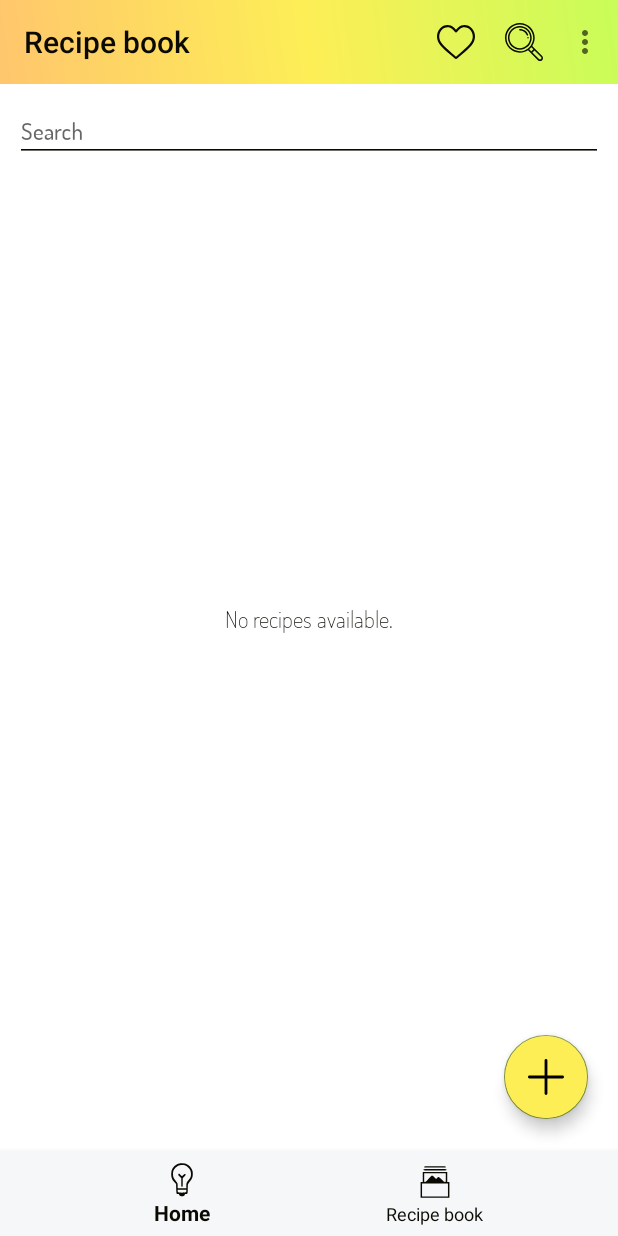
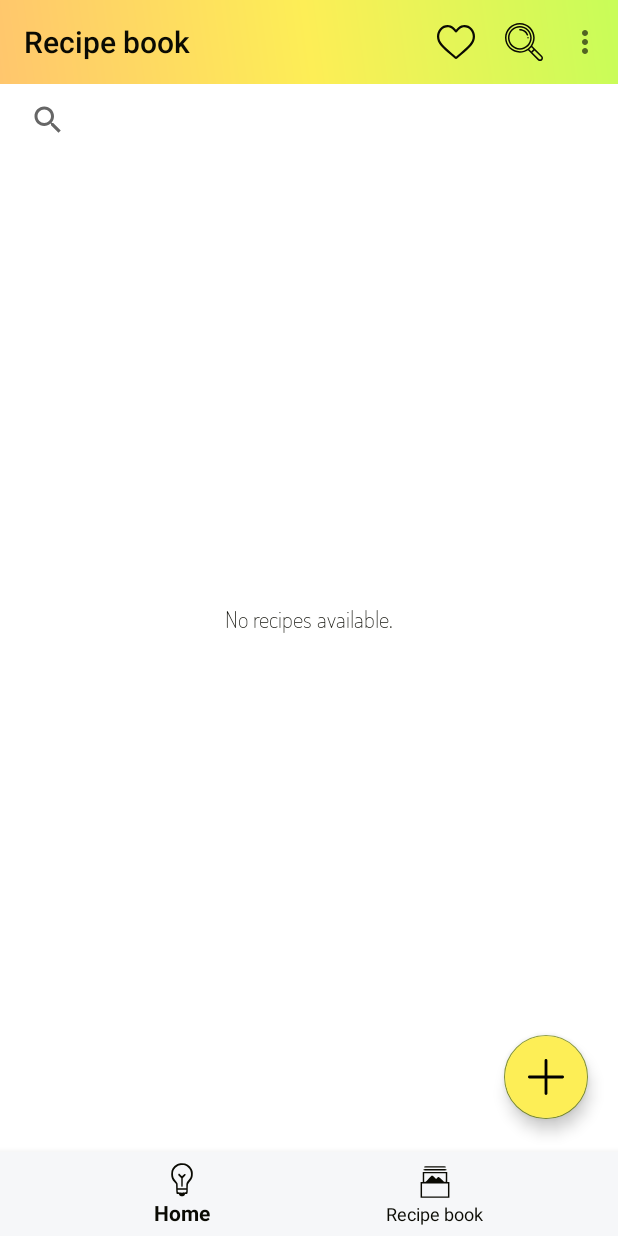
Before and after one commit to vaidadry/foodMood, an Android app: the RecipeListFragment screen opened through its navigation route, after a tap on an icon or button, on a phone screen of 412 x 824 dp. Run offline under Robolectric (Android 15) with nearby library versions, the phone set to English and light mode, and no system bars; our stand-ins replace Room's generated code, navigation-ui.

Commit message:
search Filterable(need to move to viewmodel from adapter\)

```diff
--- a/app/src/main/java/vaida/dryzaite/foodmood/ui/recipeList/RecipeListFragment.kt
+++ b/app/src/main/java/vaida/dryzaite/foodmood/ui/recipeList/RecipeListFragment.kt
@@ -1,38 +1,27 @@
 package vaida.dryzaite.foodmood.ui.recipeList
 
-import android.annotation.SuppressLint
 import android.os.Bundle
 import android.util.Log
 import android.view.*
 import androidx.appcompat.app.AppCompatActivity
+import androidx.appcompat.widget.SearchView
 import androidx.fragment.app.Fragment
 import androidx.lifecycle.Observer
 import androidx.lifecycle.ViewModelProvider
 import androidx.navigation.fragment.findNavController
-import androidx.recyclerview.widget.DiffUtil
 import androidx.recyclerview.widget.ItemTouchHelper
 import androidx.recyclerview.widget.LinearLayoutManager
-import com.jakewharton.rxbinding2.widget.textChanges
-import io.reactivex.android.schedulers.AndroidSchedulers
-import io.reactivex.disposables.CompositeDisposable
-import io.reactivex.rxkotlin.addTo
-import io.reactivex.schedulers.Schedulers
 import kotlinx.android.synthetic.main.fragment_recipe_list.*
 import vaida.dryzaite.foodmood.R
 import vaida.dryzaite.foodmood.model.RecipeEntry
 import vaida.dryzaite.foodmood.utilities.ItemTouchHelperCallback
-import vaida.dryzaite.foodmood.utilities.RecipeDiffCallback
 import vaida.dryzaite.foodmood.viewmodel.RecipeListViewModel
-import java.util.concurrent.TimeUnit
 
 class RecipeListFragment : Fragment(), RecipeListAdapter.RecipeListAdapterListener {
 
     private lateinit var viewModel: RecipeListViewModel
-    private val disposable = CompositeDisposable()
 
-        private val adapter = RecipeListAdapter(mutableListOf(), this)
-//    private val adapter = RecipeListAdapter(viewModel.oldFilteredResults, this) // 1
-
+    private val adapter = RecipeListAdapter(mutableListOf(), this)
 
     override fun onCreateOptionsMenu(menu: Menu, inflater: MenuInflater) {
         super.onCreateOptionsMenu(menu, inflater)
@@ -97,8 +86,9 @@
 
         viewModel = ViewModelProvider(this).get(RecipeListViewModel::class.java)
 
+        setSearchInputListener()
         setupRecyclerView()
-        getSearchInput()
+
         setupItemTouchHelper()
 
         //updating Live data observer  with ViewModel data
@@ -108,6 +98,8 @@
             }
             checkForEmptyState()
         })
+
+//        getSearchInput()
 
         addListDividerDecoration()
     }
@@ -161,26 +153,23 @@
 //    }
 
     private fun hideShowSearchBar() {
-        search_bar.visibility = if (search_bar.visibility == View.GONE) View.VISIBLE else View.GONE
+        search_input.visibility = if (search_input.visibility == View.GONE) View.VISIBLE else View.GONE
     }
 
-    private fun getSearchInput() {
-        search_input.textChanges().debounce(200, TimeUnit.MILLISECONDS).subscribe {
-            viewModel.search(it.toString()).subscribeOn(Schedulers.computation())
-                .observeOn(AndroidSchedulers.mainThread()).subscribe {
-                    val diffResult = DiffUtil.calculateDiff(
-                        RecipeDiffCallback(viewModel.oldFilteredResults, viewModel.filteredResults))
-                    viewModel.oldFilteredResults.clear()
-                    viewModel.oldFilteredResults.addAll(viewModel.filteredResults)
-                    diffResult.dispatchUpdatesTo(adapter)
-                }.addTo(disposable)
-        }.addTo(disposable)
 
-    }
+        private fun setSearchInputListener() {
+            search_input.setOnQueryTextListener(object: SearchView.OnQueryTextListener {
+                override fun onQueryTextSubmit(query: String?): Boolean {
+                    return false
+                }
 
-    override fun onDestroy() {
-        super.onDestroy()
-        disposable.clear()
-    }
+                override fun onQueryTextChange(newText: String?): Boolean {
+                    adapter.filter.filter(newText)
+                    return false
+                }
+            })
+        }
+
+
 
 }
--- a/app/src/main/java/vaida/dryzaite/foodmood/viewmodel/RecipeListViewModel.kt
+++ b/app/src/main/java/vaida/dryzaite/foodmood/viewmodel/RecipeListViewModel.kt
@@ -1,8 +1,6 @@
 package vaida.dryzaite.foodmood.viewmodel
 
-import android.util.Log
 import androidx.lifecycle.*
-import io.reactivex.Completable
 import vaida.dryzaite.foodmood.app.Injection
 import vaida.dryzaite.foodmood.model.RecipeEntry
 import vaida.dryzaite.foodmood.model.RecipeRepository
@@ -18,43 +16,4 @@
     fun getAllRecipesLiveData() = allRecipesLiveData
 
     fun deleteRecipe(recipe: RecipeEntry) = repository.deleteRecipe(recipe)
-
-
-
-    val allRecipes = MediatorLiveData<List<RecipeEntry>>()
-
-    val originalResults: MutableList<RecipeEntry> = mutableListOf()
-    val filteredResults: MutableList<RecipeEntry> = mutableListOf()
-    val oldFilteredResults: MutableList<RecipeEntry> = mutableListOf()
-
-
-    init {
-        allRecipes.addSource(allRecipesLiveData) { result ->
-            result?.let { recipe ->
-                originalResults.addAll(recipe)
-            }
-            Log.i("original results", "$originalResults")
-        }
-
-        oldFilteredResults.addAll(originalResults)
-        Log.i("old filter results", "$oldFilteredResults")
-    }
-
-
-    fun search(query: String): Completable = Completable.create{
-        Log.i("search input", " searched: $query, ofr: $oldFilteredResults")
-        val wanted = originalResults.filter {recipe ->
-            recipe.title.contains(query) || recipe.meal.contains(query)
-        }.toMutableList()
-        Log.i("search output", "$wanted")
-
-        filteredResults.clear()
-        filteredResults.addAll(wanted)
-        Log.i("filtered results", "$filteredResults")
-        it.onComplete()
-
-    }
-
-
-
 }
--- a/app/src/main/res/layout-land/fragment_recipe_list.xml
+++ b/app/src/main/res/layout-land/fragment_recipe_list.xml
@@ -20,34 +20,24 @@
                     app:titleTextColor="@color/Text"
                     app:menu="@menu/top_nav_menu"
                     app:layout_constraintTop_toTopOf="parent"
-                    app:layout_constraintBottom_toTopOf="@id/search_bar"
+                    app:layout_constraintBottom_toTopOf="@id/search_input"
                     app:layout_constraintStart_toStartOf="parent"
                     app:layout_constraintEnd_toEndOf="parent"
                     />
-                <com.google.android.material.textfield.TextInputLayout
-                    android:id="@+id/search_bar"
-                    android:layout_width="0dp"
+
+                <androidx.appcompat.widget.SearchView
+                    android:id="@+id/search_input"
+                    android:layout_width="match_parent"
                     android:layout_height="wrap_content"
                     app:layout_constraintTop_toBottomOf="@+id/toolbar"
                     app:layout_constraintStart_toStartOf="parent"
                     app:layout_constraintEnd_toEndOf="parent"
                     app:layout_constraintBottom_toTopOf="@id/recipe_list_recyclerview"
-                    android:visibility="gone">
-
-                        <com.google.android.material.textfield.TextInputEditText
-                            android:id="@+id/search_input"
-                            android:layout_width="match_parent"
-                            android:layout_height="wrap_content"
-                            android:layout_marginStart="@dimen/half_padding"
-                            android:layout_marginEnd="@dimen/half_padding"
-                            android:backgroundTint="@color/Text"
-                            android:fontFamily="@font/dosis_medium"
-                            android:hint="@string/search"
-                            android:inputType="text"
-                            android:textColor="@color/Text"
-                            android:textColorHint="@color/colorSecondaryDark"
-                            android:textSize="@dimen/list_item_text_size" />
-                </com.google.android.material.textfield.TextInputLayout>
+                    app:iconifiedByDefault="false"
+                    android:background="@color/colorPrimary"
+                    app:queryBackground="@null"
+                    android:textCursorDrawable="@null"
+                    android:visibility="gone"/>
 
                 <androidx.recyclerview.widget.RecyclerView
                     android:id="@+id/recipe_list_recyclerview"
@@ -57,7 +47,7 @@
                     app:layout_constraintEnd_toEndOf="parent"
                     app:layout_constraintHorizontal_bias="0.0"
                     app:layout_constraintStart_toStartOf="parent"
-                    app:layout_constraintTop_toBottomOf="@id/search_bar"
+                    app:layout_constraintTop_toBottomOf="@id/search_input"
                     app:layout_constraintVertical_bias="0.0" />
 
                 <TextView
--- a/app/src/main/res/layout/fragment_recipe_list.xml
+++ b/app/src/main/res/layout/fragment_recipe_list.xml
@@ -21,34 +21,24 @@
                     app:titleTextColor="@color/Text"
                     app:menu="@menu/top_nav_menu"
                     app:layout_constraintTop_toTopOf="parent"
-                    app:layout_constraintBottom_toTopOf="@id/search_bar"
+                    app:layout_constraintBottom_toTopOf="@id/search_input"
                     app:layout_constraintStart_toStartOf="parent"
                     app:layout_constraintEnd_toEndOf="parent"/>
 
-                <com.google.android.material.textfield.TextInputLayout
-                    android:id="@+id/search_bar"
-                    android:layout_width="0dp"
+
+                <androidx.appcompat.widget.SearchView
+                    android:id="@+id/search_input"
+                    android:layout_width="match_parent"
                     android:layout_height="wrap_content"
                     app:layout_constraintTop_toBottomOf="@+id/toolbar"
                     app:layout_constraintStart_toStartOf="parent"
                     app:layout_constraintEnd_toEndOf="parent"
                     app:layout_constraintBottom_toTopOf="@id/recipe_list_recyclerview"
-                    android:visibility="gone">
-
-                        <com.google.android.material.textfield.TextInputEditText
-                            android:id="@+id/search_input"
-                            android:layout_width="match_parent"
-                            android:layout_height="wrap_content"
-                            android:layout_marginStart="@dimen/half_padding"
-                            android:layout_marginEnd="@dimen/half_padding"
-                            android:backgroundTint="@color/Text"
-                            android:fontFamily="@font/dosis_medium"
-                            android:hint="@string/search"
-                            android:inputType="text"
-                            android:textColor="@color/Text"
-                            android:textColorHint="@color/colorSecondaryDark"
-                            android:textSize="@dimen/list_item_text_size" />
-                </com.google.android.material.textfield.TextInputLayout>
+                    app:iconifiedByDefault="false"
+                    android:background="@color/colorPrimary"
+                    app:queryBackground="@null"
+                    android:textCursorDrawable="@null"
+                    android:visibility="gone"/>
 
                 <androidx.recyclerview.widget.RecyclerView
                     android:id="@+id/recipe_list_recyclerview"
@@ -58,7 +48,7 @@
                     app:layout_constraintEnd_toEndOf="parent"
                     app:layout_constraintHorizontal_bias="0.0"
                     app:layout_constraintStart_toStartOf="parent"
-                    app:layout_constraintTop_toBottomOf="@id/search_bar"
+                    app:layout_constraintTop_toBottomOf="@id/search_input"
                     app:layout_constraintVertical_bias="0.0" >
 
                 </androidx.recyclerview.widget.RecyclerView>
```
Also changed, not shown: app/src/main/java/vaida/dryzaite/foodmood/ui/recipeList/RecipeListAdapter.kt (+42 -3 lines).
